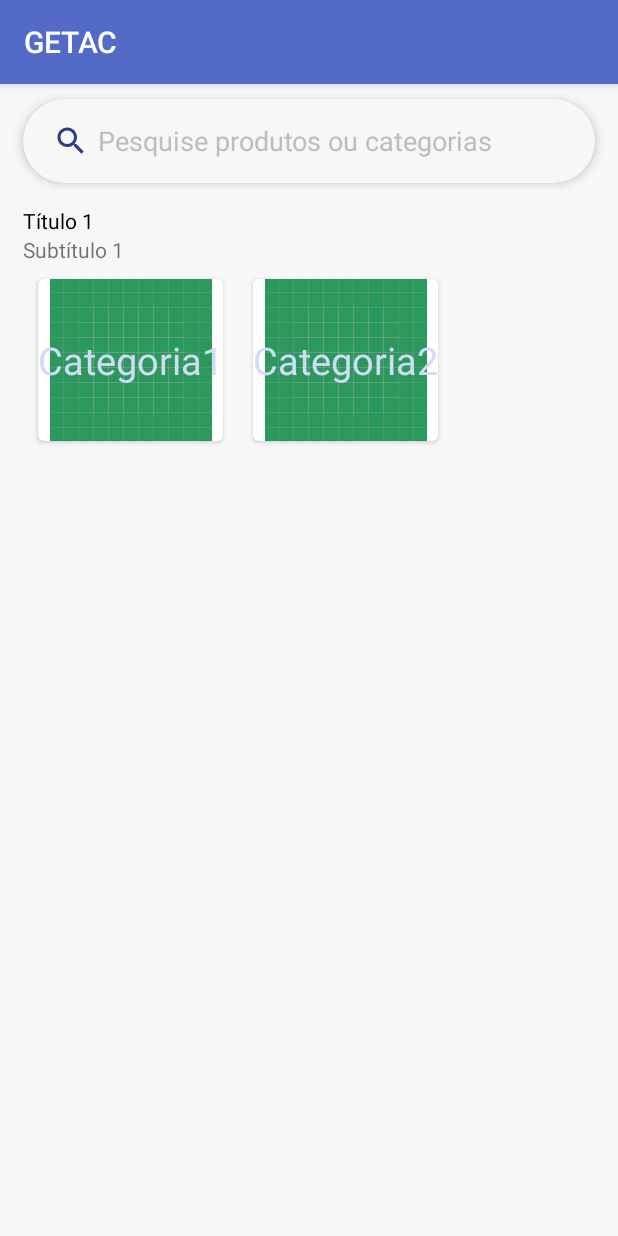
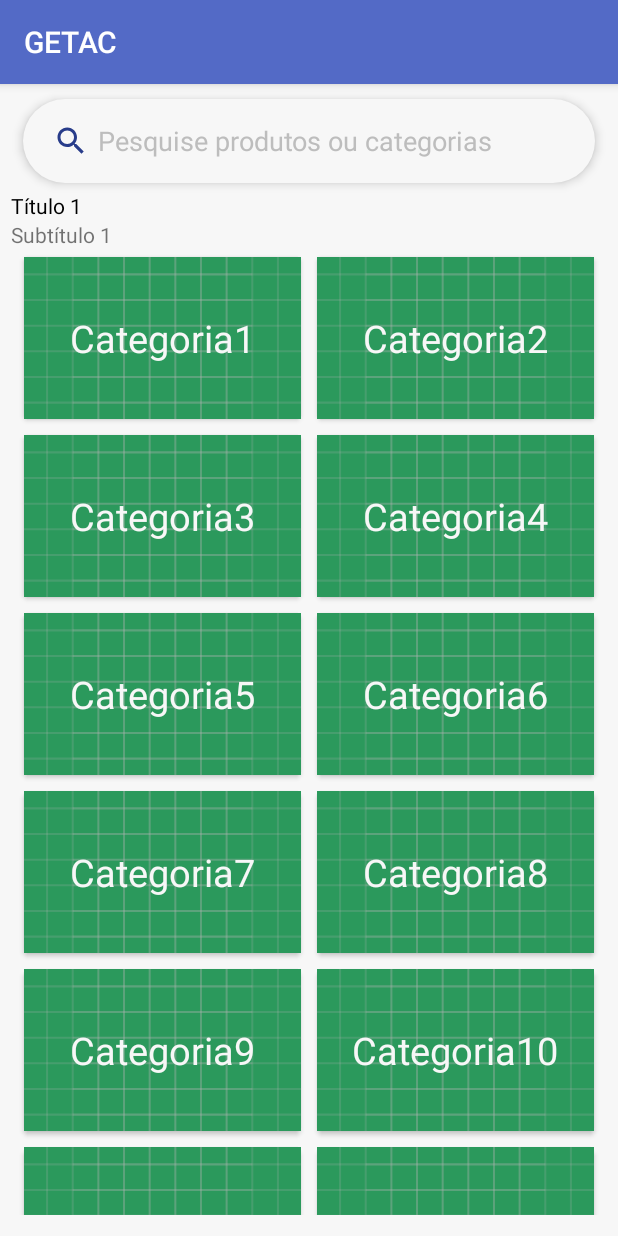
Before and after one commit to GKyomen/GETAC, an Android app: the fragment SearchFragment shown on its own in the app's theme, on a phone screen of 412 x 824 dp. Run offline under Robolectric (Android 15) with nearby library versions, the phone set to English and light mode, and no system bars.

Commit message:
Added the X icon in search bar and adjustments in category_card and RecyclerView

```diff
--- a/iBuildApp1/app/src/main/java/com/ibuild/getac/ui/SearchFragment.kt
+++ b/iBuildApp1/app/src/main/java/com/ibuild/getac/ui/SearchFragment.kt
@@ -4,6 +4,9 @@ import android.os.Bundle
 import android.view.LayoutInflater
 import android.view.View
 import android.view.ViewGroup
+import android.widget.EditText
+import android.widget.ImageView
+import androidx.core.widget.doAfterTextChanged
 import androidx.fragment.app.Fragment
 import androidx.recyclerview.widget.GridLayoutManager
 import androidx.recyclerview.widget.RecyclerView
@@ -14,6 +17,8 @@ import kotlinx.android.synthetic.main.fragment_search.*
 class SearchFragment : Fragment() {
 
     private lateinit var grid: RecyclerView
+    private lateinit var editText: EditText
+    private lateinit var iconSearchBar: ImageView
 
     override fun onCreateView(inflater: LayoutInflater, container: ViewGroup?, savedInstanceState: Bundle?): View? {
         return inflater.inflate(R.layout.fragment_search, container, false)
@@ -28,11 +33,31 @@ class SearchFragment : Fragment() {
             "Categoria5",
             "Categoria6",
             "Categoria7",
-            "Categoria8"
+            "Categoria8",
+            "Categoria9",
+            "Categoria10",
+            "Categoria11",
+            "Categoria12",
+            "Categoria13",
+            "Categoria14",
+            "Categoria15",
+            "Categoria16"
         )  }
         grid = getView()?.findViewById(R.id.gridCategory) as RecyclerView
         grid.adapter = getView()?.let { CategoryCardListAdapter(categories(), it.context) }
         grid.layoutManager = GridLayoutManager(getView()?.context, 2)
+
+        editText = getView()?.findViewById(R.id.searchBar_editText) as EditText
+        iconSearchBar = getView()?.findViewById(R.id.searchBar_cleanIcon) as ImageView
+        editText.doAfterTextChanged() {
+            if (editText.text.toString().isNotEmpty())
+                iconSearchBar.visibility = View.VISIBLE
+            else
+                iconSearchBar.visibility = View.INVISIBLE
+        }
+        iconSearchBar.setOnClickListener() {
+            editText.setText("")
+        }
     }
 
 
--- a/iBuildApp1/app/src/main/res/layout/category_card.xml
+++ b/iBuildApp1/app/src/main/res/layout/category_card.xml
@@ -3,7 +3,7 @@
     android:id="@+id/container"
     android:background="@drawable/round_corners_card"
     android:elevation="2dp"
-    android:layout_margin="10dp"
+    android:layout_margin="5dp"
     android:layout_width="match_parent"
     android:layout_height="wrap_content">
 
@@ -27,7 +27,7 @@
         android:gravity="center_horizontal"
         android:textSize="25sp"
         android:text="Categoria"
-        android:textColor="@color/primaryLight2"
+        android:textColor="@color/fakeWhite"
         app:layout_constraintStart_toStartOf="@id/categoryImage"
         app:layout_constraintEnd_toEndOf="@id/categoryImage"
         app:layout_constraintTop_toTopOf="@id/categoryImage"
--- a/iBuildApp1/app/src/main/res/layout/fragment_search.xml
+++ b/iBuildApp1/app/src/main/res/layout/fragment_search.xml
@@ -9,14 +9,14 @@
     tools:context=".ui.HomeFragment">
 
     <EditText
-        android:id="@+id/inputSearch"
+        android:id="@+id/searchBar_editText"
         android:layout_width="match_parent"
         android:layout_height="?attr/actionBarSize"
+        android:inputType="text"
+        android:paddingHorizontal="50dp"
+        android:singleLine="true"
+        android:textColor="@color/primaryDeep2"
         android:hint="@string/hint_search_product"
-        android:inputType="text"
-        android:paddingLeft="50dp"
-        android:singleLine="true"
-        android:textColor="@color/gray1"
         android:textColorHint="@color/gray4"
         android:textStyle="normal"
         android:background="@drawable/circular_bar"
@@ -25,35 +25,47 @@
         android:layout_marginTop="10dp"
         app:layout_constraintStart_toStartOf="parent"
         app:layout_constraintEnd_toEndOf="parent"
-        app:layout_constraintTop_toTopOf="parent"/>
+        app:layout_constraintTop_toTopOf="parent"
+        android:autofillHints="" />
 
     <ImageView
-        android:id="@+id/calc_clear_txt_Prise"
+        android:id="@+id/searchBar_searchIcon"
         android:layout_width="wrap_content"
         android:layout_height="wrap_content"
-        android:contentDescription="Search"
         android:src="@drawable/ic_search_24dp"
         android:tint="@color/primaryDeep1"
         android:elevation="4dp"
         android:layout_marginHorizontal="20dp"
-        app:layout_constraintTop_toTopOf="@id/inputSearch"
-        app:layout_constraintBottom_toBottomOf="@id/inputSearch"
-        app:layout_constraintStart_toStartOf="@id/inputSearch"/>
+        app:layout_constraintTop_toTopOf="@id/searchBar_editText"
+        app:layout_constraintBottom_toBottomOf="@id/searchBar_editText"
+        app:layout_constraintStart_toStartOf="@id/searchBar_editText"/>
+
+    <ImageView
+        android:id="@+id/searchBar_cleanIcon"
+        android:src="@drawable/ic_close_24dp"
+        android:layout_width="wrap_content"
+        android:layout_height="wrap_content"
+        android:layout_marginEnd="20dp"
+        android:tint="@color/primaryDeep1"
+        android:elevation="4dp"
+        android:visibility="invisible"
+        app:layout_constraintTop_toTopOf="@id/searchBar_editText"
+        app:layout_constraintBottom_toBottomOf="@id/searchBar_editText"
+        app:layout_constraintEnd_toEndOf="@id/searchBar_editText"/>
 
     <androidx.core.widget.NestedScrollView
         android:id="@+id/scrollSearch"
         android:layout_width="match_parent"
         android:layout_height="wrap_content"
-        app:layout_constraintTop_toBottomOf="@id/inputSearch">
+        android:paddingTop="5dp"
+        android:paddingBottom="80dp"
+        app:layout_constraintStart_toStartOf="parent"
+        app:layout_constraintTop_toBottomOf="@id/searchBar_editText">
 
         <androidx.constraintlayout.widget.ConstraintLayout
-
             android:layout_width="match_parent"
             android:layout_height="wrap_content"
-            android:layout_marginVertical="15dp"
-            android:layout_marginStart="15dp"
-            android:layout_marginEnd="15dp"
-            android:orientation="vertical"
+            android:paddingHorizontal="7dp"
             app:layout_constraintStart_toStartOf="parent"
             app:layout_constraintEnd_toEndOf="parent"
             app:layout_constraintTop_toTopOf="parent">
@@ -76,17 +88,17 @@
                 app:layout_constraintTop_toBottomOf="@id/categoryTitle"/>
 
             <androidx.recyclerview.widget.RecyclerView
-                tools:listitem="@layout/category_card"
-                tools:itemCount="8"
                 android:id="@+id/gridCategory"
-                android:layout_width="wrap_content"
+                android:overScrollMode="never"
+                android:backgroundTint="@color/fakeWhite"
+                android:layout_width="match_parent"
                 android:layout_height="wrap_content"
+                android:paddingHorizontal="3dp"
                 app:layout_constraintStart_toStartOf="parent"
-                app:layout_constraintTop_toBottomOf="@id/categorySubtitle"
-                app:layout_constraintBottom_toBottomOf="parent"/>
+                app:layout_constraintEnd_toEndOf="parent"
+                app:layout_constraintTop_toBottomOf="@id/categorySubtitle" />
 
         </androidx.constraintlayout.widget.ConstraintLayout>
-
     </androidx.core.widget.NestedScrollView>
 
 </androidx.constraintlayout.widget.ConstraintLayout>
```
